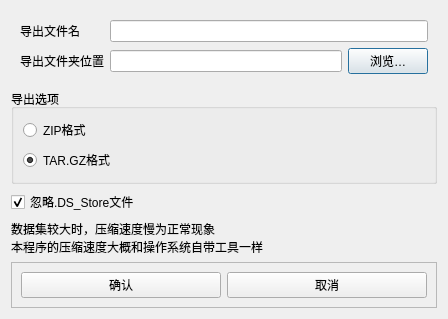
First picture: the form in Ui/archive_dataset_dialog.ui, repository yan-xiaoo/DatasetGUI, before the edit.
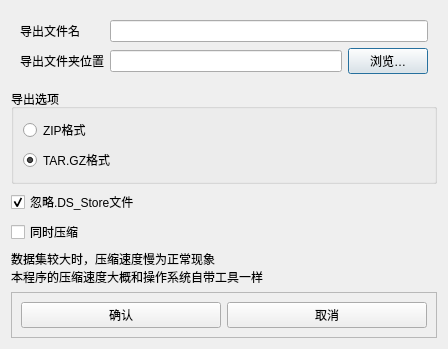
Second picture: the form after the edit.

Commit message: 完成压缩训练/验证集的支持

```diff
--- a/Ui/archive_dataset_dialog.ui
+++ b/Ui/archive_dataset_dialog.ui
@@ -7,7 +7,7 @@
     <x>0</x>
     <y>0</y>
     <width>448</width>
-    <height>315</height>
+    <height>336</height>
    </rect>
   </property>
   <property name="windowTitle">
@@ -92,6 +92,13 @@
      </property>
     </widget>
    </item>
+   <item>
+    <widget class="QCheckBox" name="archiveMergeBox">
+     <property name="text">
+      <string>同时压缩</string>
+     </property>
+    </widget>
+   </item>
    <item>
     <widget class="QLabel" name="label_2">
      <property name="text">
```
The commit also changes 2 other files.
